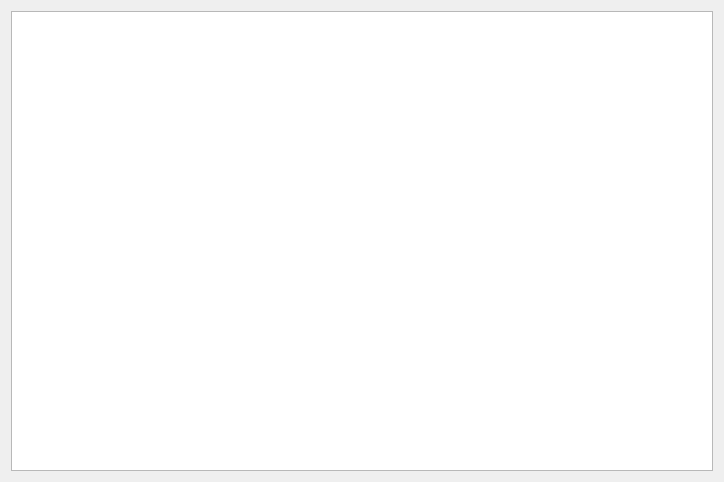
Old version of the form gui/ensembleinfodialog.ui in the repository KejPi/AbracaDABra.
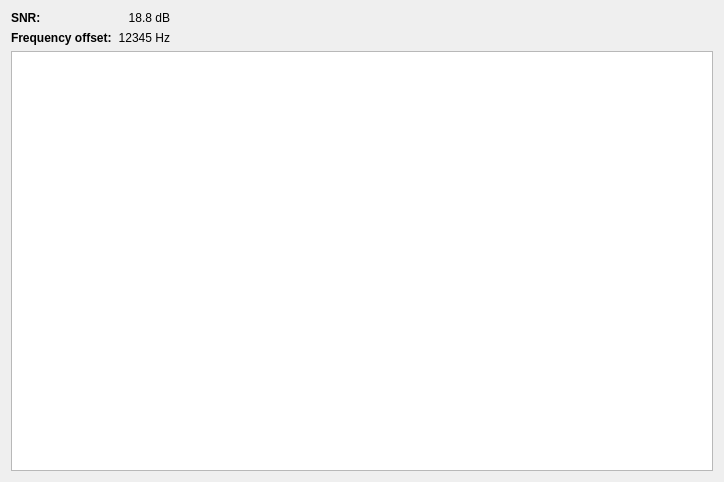
New version of the form.

Commit message: Auto-notification returns time with msec precision, ensemble dialog is created on demand and shows frequency offset and SNR together with ensemble information

Patch:
```diff
--- a/gui/ensembleinfodialog.ui
+++ b/gui/ensembleinfodialog.ui
@@ -13,8 +13,75 @@
   <property name="windowTitle">
    <string>Ensemble Information</string>
   </property>
-  <layout class="QGridLayout" name="gridLayout">
-   <item row="0" column="0">
+  <layout class="QVBoxLayout" name="verticalLayout">
+   <item>
+    <layout class="QHBoxLayout" name="horizontalLayout">
+     <item>
+      <layout class="QGridLayout" name="gridLayout">
+       <item row="1" column="0">
+        <widget class="QLabel" name="freqOffset">
+         <property name="font">
+          <font>
+           <weight>75</weight>
+           <bold>true</bold>
+          </font>
+         </property>
+         <property name="text">
+          <string>Frequency offset:</string>
+         </property>
+        </widget>
+       </item>
+       <item row="1" column="1">
+        <widget class="QLabel" name="freqOffsetLabel">
+         <property name="text">
+          <string>12345 Hz</string>
+         </property>
+         <property name="alignment">
+          <set>Qt::AlignRight|Qt::AlignTrailing|Qt::AlignVCenter</set>
+         </property>
+        </widget>
+       </item>
+       <item row="0" column="1">
+        <widget class="QLabel" name="snrLabel">
+         <property name="text">
+          <string>18.8 dB</string>
+         </property>
+         <property name="alignment">
+          <set>Qt::AlignRight|Qt::AlignTrailing|Qt::AlignVCenter</set>
+         </property>
+        </widget>
+       </item>
+       <item row="0" column="0">
+        <widget class="QLabel" name="snr">
+         <property name="font">
+          <font>
+           <weight>75</weight>
+           <bold>true</bold>
+          </font>
+         </property>
+         <property name="text">
+          <string>SNR:</string>
+         </property>
+        </widget>
+       </item>
+      </layout>
+     </item>
+     <item>
+      <spacer name="horizontalSpacer">
+       <property name="orientation">
+        <enum>Qt::Horizontal</enum>
+       </property>
+       <property name="sizeHint" stdset="0">
+        <size>
+         <width>40</width>
+         <height>20</height>
+        </size>
+       </property>
+      </spacer>
+     </item>
+    </layout>
+   </item>
+   <item>
     <widget class="QTextEdit" name="ensStructureTextEdit">
      <property name="minimumSize">
       <size>
```
The commit also changes 6 other files.
